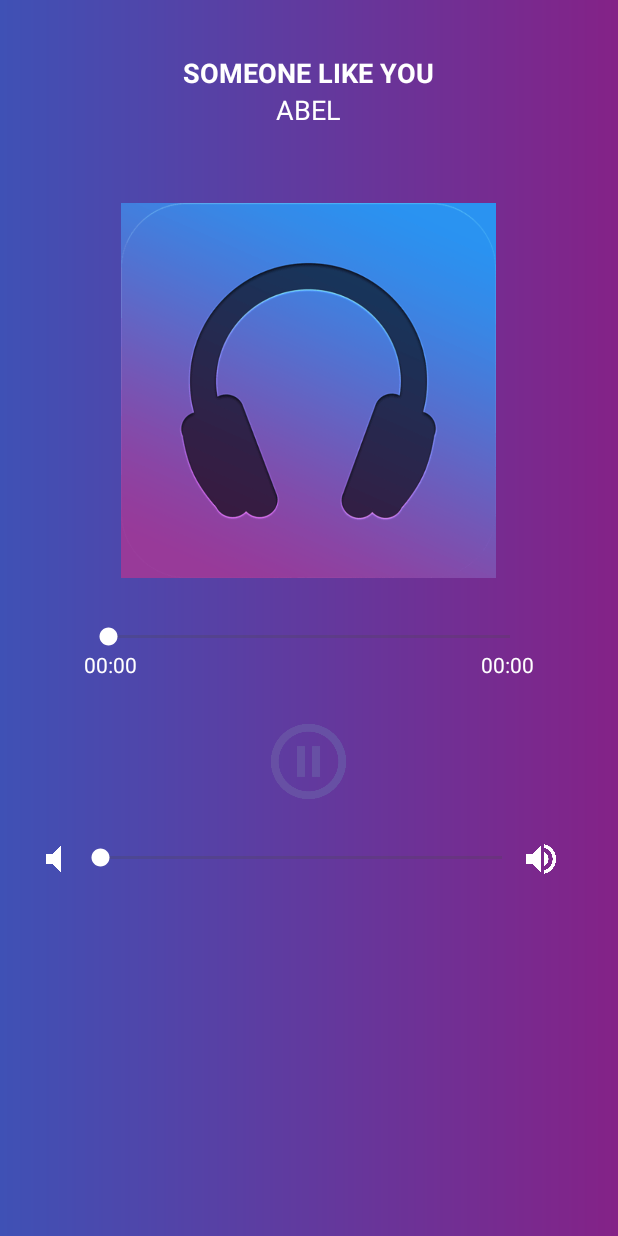
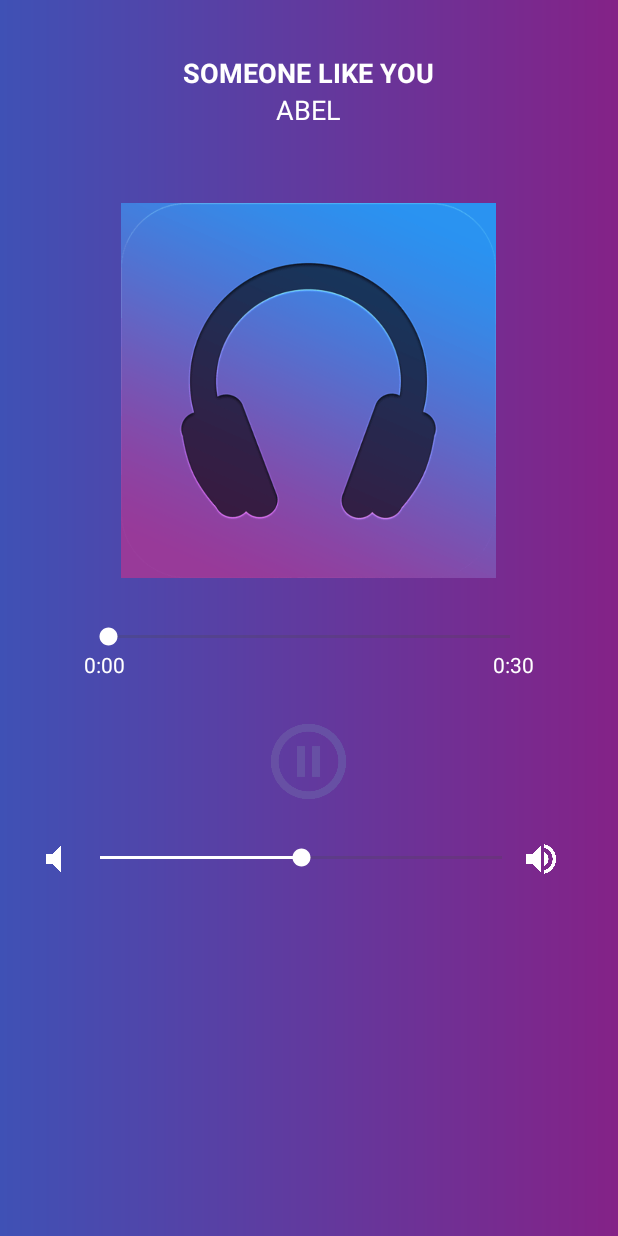
Before and after one commit to BemniT/Mesob-Player, an Android app: the screen it shows after launch (MainActivity before the commit, MusicPlayerActivity after it), after a tap on an icon or button, on a phone screen of 412 x 824 dp. Run offline under Robolectric (Android 15) with nearby library versions, the phone set to English and light mode, and no system bars.

Commit message:
MainActivity is renamed and both volume and time duration seek bar are functional

```diff
--- a/app/src/main/AndroidManifest.xml
+++ b/app/src/main/AndroidManifest.xml
@@ -13,7 +13,10 @@
         android:theme="@style/Theme.MesobPlayer"
         tools:targetApi="31">
         <activity
-            android:name=".MainActivity"
+            android:name=".ListMusicActivity"
+            android:exported="false" />
+        <activity
+            android:name=".MusicPlayerActivity"
             android:exported="true">
             <intent-filter>
                 <action android:name="android.intent.action.MAIN" />
--- a/app/src/main/java/com/example/mesobplayer/MainActivity.java
+++ /dev/null
@@ -1,67 +0,0 @@
-package com.example.mesobplayer;
-
-import androidx.appcompat.app.AppCompatActivity;
-
-import android.media.MediaPlayer;
-import android.os.Bundle;
-import android.view.View;
-import android.widget.Button;
-import android.widget.SeekBar;
-import android.widget.TextView;
-
-public class MainActivity extends AppCompatActivity implements View.OnClickListener{
-
-    // views declaration
-    TextView tvTime, tvDuration;
-    SeekBar seekBarTime, seekBarVolume;
-    Button bntPlay;
-
-    MediaPlayer musicPlayer;
-
-    @Override
-    protected void onCreate(Bundle savedInstanceState) {
-        super.onCreate(savedInstanceState);
-        setContentView(R.layout.activity_main);
-
-       //hide the actionbar
-        getSupportActionBar().hide();
-
-
-        tvTime = findViewById(R.id.tvTime);
-        tvDuration = findViewById(R.id.tvDuration);
-        seekBarTime = findViewById(R.id.seekBarTime);
-        seekBarVolume = findViewById(R.id.seekBarVolume);
-        bntPlay = findViewById(R.id.btnPlay);
-
-        musicPlayer = MediaPlayer.create(this, R.raw.free_sound);
-        musicPlayer.setLooping(true);
-        musicPlayer.seekTo(0);
-        musicPlayer.setVolume(0.5f, 0.5f);
-
-        bntPlay.setOnClickListener(this);
-
-
-
-
-    }
-
-    @Override
-    public void onClick(View view) {
-        if(view.getId() == R.id.btnPlay){
-            if(musicPlayer.isPlaying()){
-                // is playing
-                musicPlayer.pause();
-                bntPlay.setBackgroundResource(R.drawable.ic_play);
-
-
-            }
-            else {
-                // on pause
-                musicPlayer.start();
-                bntPlay.setBackgroundResource(R.drawable.ic_pause);
-
-            }
-        }
-
-    }
-}
--- /dev/null
+++ b/app/src/main/java/com/example/mesobplayer/MusicPlayerActivity.java
@@ -0,0 +1,146 @@
+package com.example.mesobplayer;
+
+import androidx.appcompat.app.AppCompatActivity;
+
+import android.media.MediaPlayer;
+import android.os.Bundle;
+import android.view.View;
+import android.widget.Button;
+import android.widget.SeekBar;
+import android.widget.TextView;
+
+public class MusicPlayerActivity extends AppCompatActivity implements View.OnClickListener{
+
+    // views declaration
+    TextView tvTime, tvDuration;
+    SeekBar seekBarTime, seekBarVolume;
+    Button bntPlay;
+
+    MediaPlayer musicPlayer;
+
+    @Override
+    protected void onCreate(Bundle savedInstanceState) {
+        super.onCreate(savedInstanceState);
+        setContentView(R.layout.activity_main);
+
+       //hide the actionbar
+//        getSupportActionBar().hide();
+
+
+        tvTime = findViewById(R.id.tvTime);
+        tvDuration = findViewById(R.id.tvDuration);
+        seekBarTime = findViewById(R.id.seekBarTime);
+        seekBarVolume = findViewById(R.id.seekBarVolume);
+        bntPlay = findViewById(R.id.btnPlay);
+
+        musicPlayer = MediaPlayer.create(this, R.raw.free_sound);
+        musicPlayer.setLooping(true);
+        musicPlayer.seekTo(0);
+        musicPlayer.setVolume(0.5f, 0.5f);
+
+
+        String duration = miliSecondsToString(musicPlayer.getDuration());
+        tvDuration.setText(duration);
+        bntPlay.setOnClickListener(this);
+
+        seekBarTime.setMax(musicPlayer.getDuration());
+        seekBarTime.setOnSeekBarChangeListener(new SeekBar.OnSeekBarChangeListener() {
+            @Override
+            public void onProgressChanged(SeekBar seekBar, int progress, boolean fromUser) {
+                if (fromUser){
+                    musicPlayer.seekTo(progress);
+                    seekBar.setProgress(progress);
+                }
+            }
+
+            @Override
+            public void onStartTrackingTouch(SeekBar seekBar) {
+
+            }
+
+            @Override
+            public void onStopTrackingTouch(SeekBar seekBar) {
+
+            }
+        });
+
+        new Thread(new Runnable() {
+            @Override
+            public void run() {
+                while (musicPlayer != null){
+                    if (musicPlayer.isPlaying()){
+                        try {
+                            final double current = musicPlayer.getCurrentPosition();
+                            final String elapsedTime = miliSecondsToString((int ) current);
+
+                            runOnUiThread(new Runnable() {
+                                @Override
+                                public void run() {
+                                    tvTime.setText(elapsedTime);
+                                    seekBarTime.setProgress((int) current);
+                                }
+                            });
+
+
+                            Thread.sleep(1000);
+                        }catch (InterruptedException e){
+
+                        }
+                    }
+                }
+            }
+        }).start();
+
+        seekBarVolume.setProgress(50);
+        seekBarVolume.setOnSeekBarChangeListener(new SeekBar.OnSeekBarChangeListener() {
+            @Override
+            public void onProgressChanged(SeekBar seekBar, int progress, boolean fromUser) {
+                float volume = progress / 100f;
+                musicPlayer.setVolume(volume, volume);
+            }
+
+            @Override
+            public void onStartTrackingTouch(SeekBar seekBar) {
+
+            }
+
+            @Override
+            public void onStopTrackingTouch(SeekBar seekBar) {
+
+            }
+        });
+
+    }
+
+    public String miliSecondsToString(int time)
+    {
+        String elapsedTime = "";
+        int minutes = time/1000/ 60;
+        int seconds = time/ 1000 % 60;
+        elapsedTime = minutes+":";
+        if (seconds < 10){
+            elapsedTime += "0";
+        }
+        elapsedTime += seconds;
+
+        return elapsedTime;
+    }
+
+    @Override
+    public void onClick(View view) {
+        if(view.getId() == R.id.btnPlay){
+            if(musicPlayer.isPlaying()){
+                // is playing
+                musicPlayer.pause();
+                bntPlay.setBackgroundResource(R.drawable.ic_play);
+            }
+            else {
+                // on pause
+                musicPlayer.start();
+                bntPlay.setBackgroundResource(R.drawable.ic_pause);
+
+            }
+        }
+
+    }
+}
--- a/app/src/main/res/layout/activity_main.xml
+++ b/app/src/main/res/layout/activity_main.xml
@@ -7,7 +7,7 @@
     android:gravity="center_horizontal"
     android:orientation="vertical"
     android:padding="16dp"
-    tools:context=".MainActivity">
+    tools:context=".MusicPlayerActi1vity">
 
     <TextView
         android:layout_width="wrap_content"
```
Also changed, not shown: app/src/main/java/com/example/mesobplayer/ListMusicActivity.java (added, +14 -0 lines), app/src/main/res/layout/activity_list_music.xml (added, +16 -0 lines).
